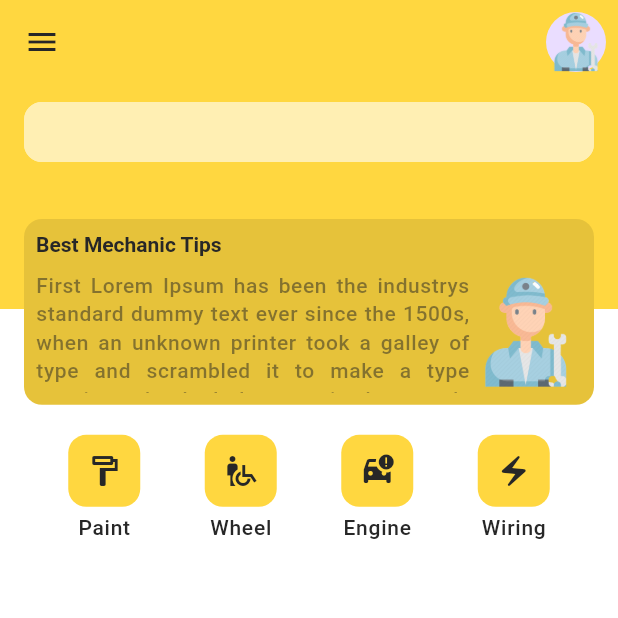
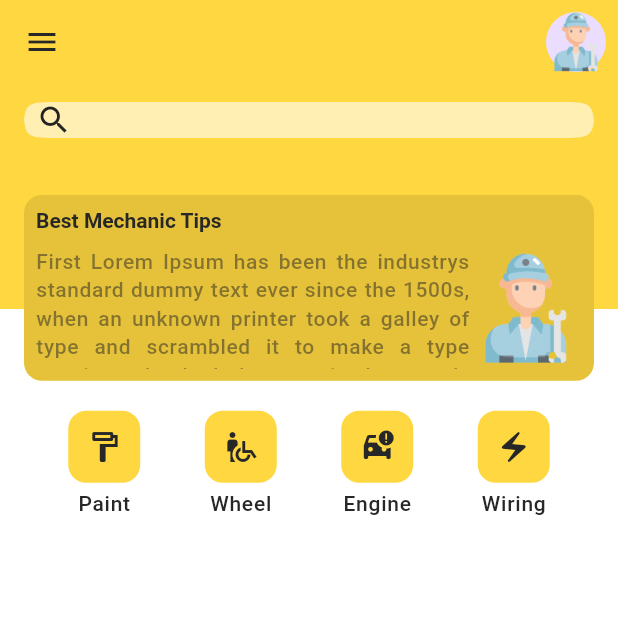
Before and after one commit to BaatoMechanic/bazra_flutter, a Flutter app: the HomeScreen screen opened by its route, on a phone screen of 412 x 824 dp, the top half of it. Run offline on Flutter 3.47's test engine with Material 2 defaults, Android fonts, the phone set to English and light mode, and no system bars; drawn by our look-alikes of carousel_slider; our stand-ins replace audioplayers, flutter_map, flutter_riverpod, flutter_svg, geolocator, go_router and 6 more; missing offline and left inert: dart:ffi, flutter_flip_card, flutter_map_location_marker, location_picker_flutter_map; accounts and stored records are empty; Roboto replaces fonts that are missing (Montserrat).

Commit message:
Added minor changes

```diff
--- a/lib/app.dart
+++ b/lib/app.dart
@@ -18,7 +18,8 @@ class MyApp extends ConsumerWidget {
       routerConfig: goRouter(),
       theme: BaatoAppTheme.lightTheme,
       darkTheme: BaatoAppTheme.darkTheme,
-      themeMode: ref.watch(themeModeProvider),
+      themeMode: ThemeMode.system,
+      // themeMode: ref.watch(themeModeProvider),
       title: 'Bato Mechanic',
     );
   }
--- a/lib/src/features/home/home_screen.dart
+++ b/lib/src/features/home/home_screen.dart
@@ -12,7 +12,10 @@ import 'service_buttons_grid.dart';
 import 'service_type_button.dart';
 
 class HomeScreen extends StatelessWidget {
-  const HomeScreen({super.key});
+  HomeScreen({super.key});
+
+  TextEditingController _searchTextController = TextEditingController();
+  FocusNode _searchFocusNode = FocusNode();
 
   @override
   Widget build(BuildContext context) {
@@ -45,9 +48,13 @@ class HomeScreen extends StatelessWidget {
               ),
               child: Column(
                 children: [
-                  SizedBox(
-                    height: AppHeight.h40,
-                    child: TextFormField(),
+                  SearchBar(
+                    controller: _searchTextController,
+                    focusNode: _searchFocusNode,
+                    leading: Icon(Icons.search),
+                    onChanged: (value) {
+                      _searchTextController.text = value;
+                    },
                   ),
                   const Padding(
                     padding: EdgeInsets.only(top: AppPadding.p24),
--- a/lib/src/routing/app_router.dart
+++ b/lib/src/routing/app_router.dart
@@ -74,8 +74,8 @@ GoRouter goRouter() {
         // builder: (context, state) => RepairProgressScreen(
         //   repairSteps: repairSteps,
         // ),
-        // builder: (context, state) => VehicleCategoryScreen(),
-        builder: (context, state) => const HomeScreen(),
+        builder: (context, state) => RequestMechanicScreen(),
+        // builder: (context, state) => HomeScreen(),
 
         // builder: (context, state) => VehicleCategoryScreen(),
       ),
@@ -92,7 +92,7 @@ GoRouter goRouter() {
       GoRoute(
         path: '/home',
         name: appRoute.home.name,
-        builder: (context, state) => const HomeScreen(),
+        builder: (context, state) => HomeScreen(),
       ),
       GoRoute(
         path: '/track_mechanic',
--- a/lib/src/utils/theme/theme.dart
+++ b/lib/src/utils/theme/theme.dart
@@ -1,4 +1,5 @@
 // ignore_for_file: public_member_api_docs, sort_constructors_first
+import 'package:bato_mechanic/src/utils/theme/widget_themes/searchbar_theme.dart';
 import 'package:flutter/material.dart';
 import 'package:flutter_riverpod/flutter_riverpod.dart';
 import 'package:shared_preferences/shared_preferences.dart';
@@ -47,6 +48,7 @@ class BaatoAppTheme {
     iconButtonTheme: BaatoIconButtonTheme.lightIconButtonTheme,
     cardTheme: BaatoCardTheme.lightCardTheme,
     sliderTheme: BaatoSliderTheme.lightSliderTheme,
+    searchBarTheme: BaatoSearchBarTheme.lightSearchBarTheme,
   );
 
   static ThemeData darkTheme = ThemeData(
@@ -72,5 +74,6 @@ class BaatoAppTheme {
     iconButtonTheme: BaatoIconButtonTheme.darkIconButtonTheme,
     cardTheme: BaatoCardTheme.darkCardTheme,
     sliderTheme: BaatoSliderTheme.darkSliderTheme,
+    searchBarTheme: BaatoSearchBarTheme.lightSearchBarTheme,
   );
 }
--- /dev/null
+++ b/lib/src/utils/theme/widget_themes/searchbar_theme.dart
@@ -0,0 +1,26 @@
+import 'package:bato_mechanic/src/utils/extensions/double_extensions.dart';
+import 'package:bato_mechanic/src/utils/extensions/int_extensions.dart';
+import 'package:flutter/material.dart';
+
+import '../../constants/managers/color_manager.dart';
+import '../../constants/managers/values_manager.dart';
+
+class BaatoSearchBarTheme {
+  BaatoSearchBarTheme._();
+
+  static final lightSearchBarTheme = SearchBarThemeData(
+    backgroundColor: MaterialStatePropertyAll<Color>(
+      ColorManager.primaryTint60,
+    ),
+    surfaceTintColor:
+        const MaterialStatePropertyAll<Color>(ThemeColor.transparent),
+    overlayColor: const MaterialStatePropertyAll<Color>(ThemeColor.white),
+    elevation: MaterialStatePropertyAll(0.0.doubleHardcoded()),
+    shape: MaterialStateProperty.all(const ContinuousRectangleBorder(
+      borderRadius: BorderRadius.all(
+        Radius.circular(AppRadius.r32),
+      ),
+    )),
+    constraints: BoxConstraints(maxHeight: AppHeight.h50),
+  );
+}
```
Also changed, not shown: lib/src/features/repair_request/presentation/request_mechanic/request_mechanic_screen_controller.dart (+5 -4 lines), lib/src/features/repair_request/presentation/search_map/map_search_widget.dart (+54 -10 lines).
